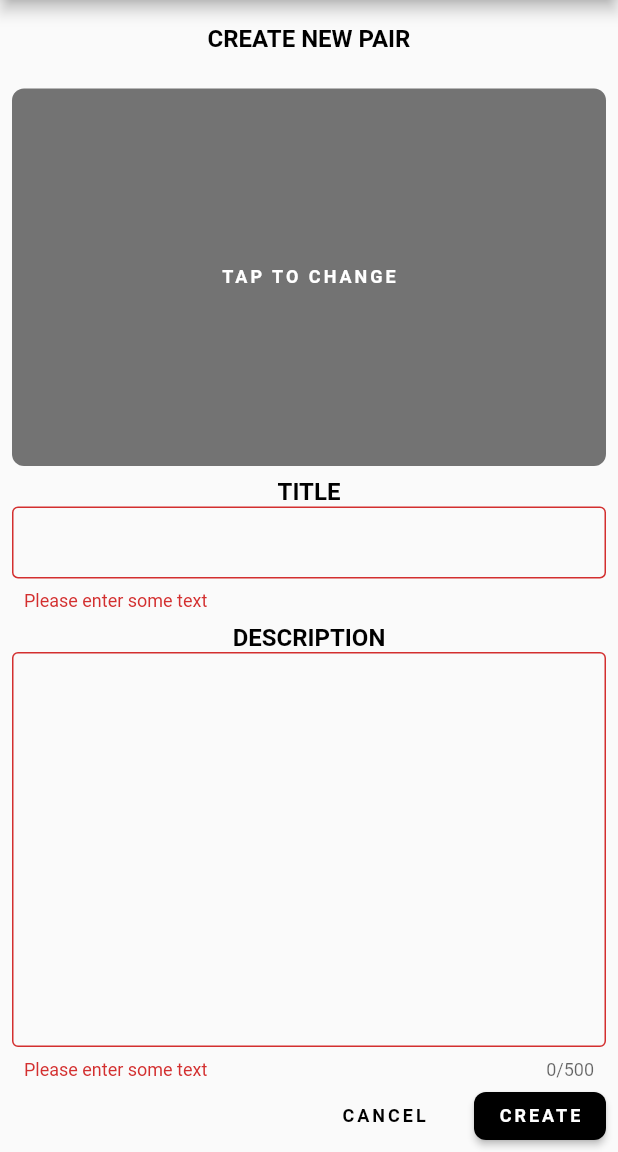
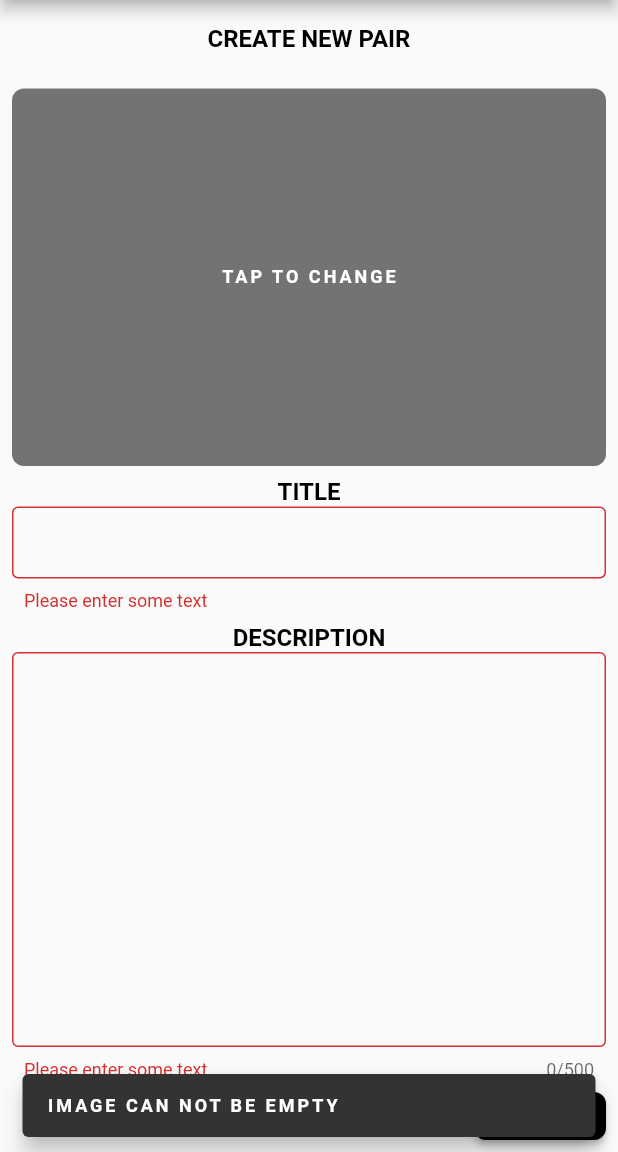
Before and after one commit to GenixPL/pictile, a Flutter app: the AddPairPage widget shown alone on an empty page, opened directly with empty values, after a tap on "CREATE", on a phone screen of 412 x 824 dp, the part 84-1236 px from its top. Run offline on Flutter 3.47's test engine with Material 2 defaults, Android fonts, the phone set to English and light mode, and no system bars; our stand-ins replace image_picker, permission_handler, sqflite; accounts and stored records are empty.

Commit message:
add other todos

```diff
--- a/lib/ui/manage/set/add_pair_page.dart
+++ b/lib/ui/manage/set/add_pair_page.dart
@@ -64,8 +64,9 @@ class _AddPairPageState extends State<AddPairPage> {
               child: Image.file(_img),
               alignment: Alignment.center,
             ),
-          GestureDetector(
-            onTap: _onImgTap,
+          Builder(
+            builder: (context) => GestureDetector(
+              onTap: () => _onImgTap(context),
               child: Container(
                 decoration: BoxDecoration(
                   color: Colors.black54,
@@ -73,6 +74,7 @@ class _AddPairPageState extends State<AddPairPage> {
                 ),
                 child: Center(
                   child: Text('TAP TO CHANGE', style: smallWhiteTextStyle),
+                ),
               ),
             ),
           ),
@@ -140,7 +142,8 @@ class _AddPairPageState extends State<AddPairPage> {
         ),
         Padding(
           padding: const EdgeInsets.all(8.0),
-          child: SizedBox(
+          child: Builder(
+            builder: (context) => SizedBox(
               height: 32,
               child: RaisedButton(
                 padding: EdgeInsets.all(0),
@@ -154,11 +157,12 @@ class _AddPairPageState extends State<AddPairPage> {
               ),
             ),
           ),
+        ),
       ],
     );
   }
 
-  _onImgTap() async {
+  _onImgTap(BuildContext context) async {
     await PermissionHandler().requestPermissions(
       [PermissionGroup.photos],
     );
@@ -168,7 +172,13 @@ class _AddPairPageState extends State<AddPairPage> {
       img = await ImagePicker.pickImage(source: ImageSource.gallery);
     } catch (e) {
       print(e);
-      // TODO show info
+      Scaffold.of(context).showSnackBar(
+        SnackBar(
+          content:
+              Text('IMAGE COULD NOT BE LOADED', style: smallWhiteTextStyle),
+          behavior: SnackBarBehavior.floating,
+        ),
+      );
       return;
     }
 
@@ -179,7 +189,14 @@ class _AddPairPageState extends State<AddPairPage> {
 
   _onCreateTap(BuildContext context) async {
     if (!_formKey.currentState.validate() || _img == null) {
-      // TODO show info
+      if (_img == null) {
+        Scaffold.of(context).showSnackBar(
+          SnackBar(
+            content: Text('IMAGE CAN NOT BE EMPTY', style: smallWhiteTextStyle),
+            behavior: SnackBarBehavior.floating,
+          ),
+        );
+      }
       return;
     }
 
--- a/lib/ui/manage/set/manage_set_page.dart
+++ b/lib/ui/manage/set/manage_set_page.dart
@@ -113,7 +113,6 @@ class _ManageSetPageState extends State<ManageSetPage> {
 
   Widget _buildPlusButton() {
     return CircleButton(
-      //TODO make it floating over pair tiles
       onTap: () => _onPlusTap(context),
       child: Icon(Icons.add, color: Colors.white),
       backgroundColor: Colors.black,
```
Also changed, not shown: lib/ui/manage/set/edit_pair_page.dart (+23 -7 lines). Lines whose indentation alone changed are shown as unchanged.
